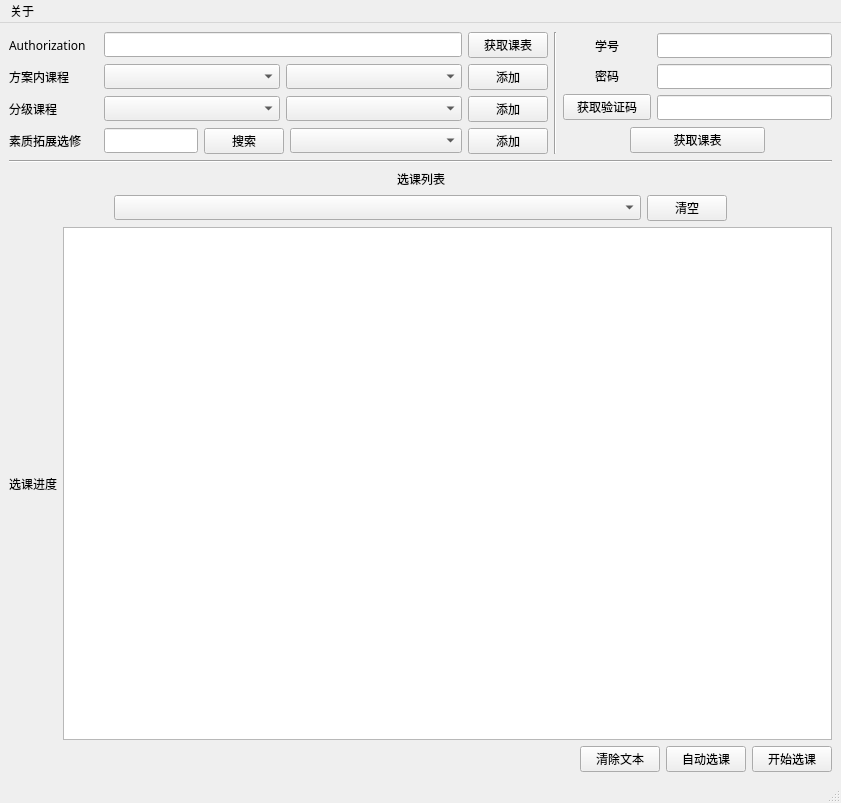
Before: the Qt Designer form main.ui in Alexation/Scramble_Classes, drawn with Qt 5.
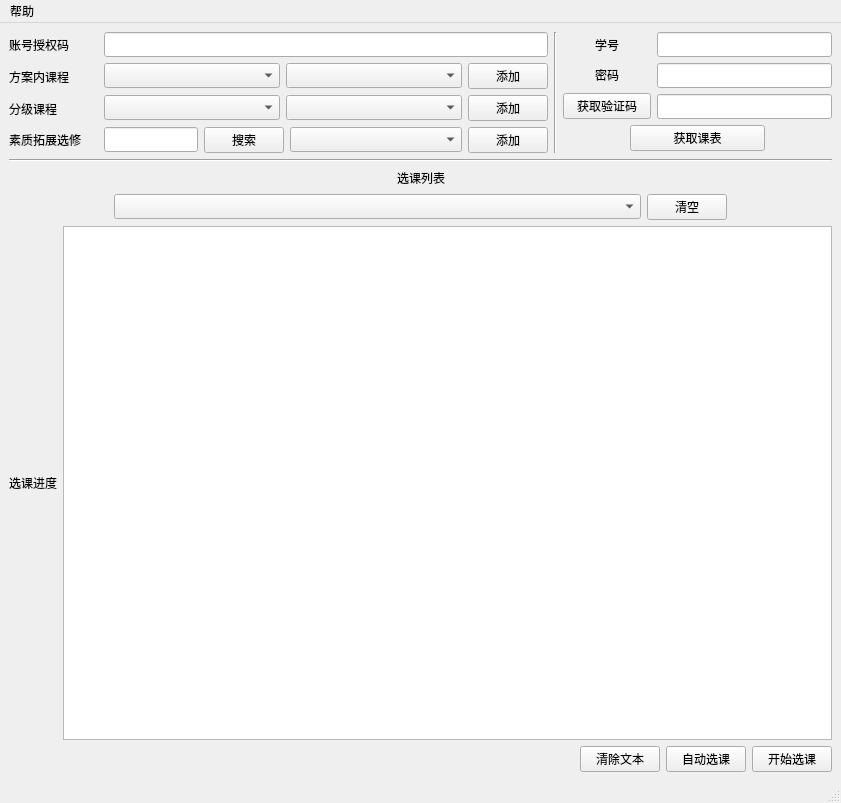
After: the same form once the commit is applied.

What changed in the file:
```diff
--- a/main.ui
+++ b/main.ui
@@ -33,7 +33,7 @@
                  </font>
                 </property>
                 <property name="text">
-                 <string>Authorization</string>
+                 <string>账号授权码</string>
                 </property>
                </widget>
               </item>
@@ -144,7 +144,7 @@
           <item>
            <layout class="QVBoxLayout" name="verticalLayout_2" stretch="0,0,0,0">
             <item>
-             <layout class="QHBoxLayout" name="horizontalLayout_5" stretch="10,1">
+             <layout class="QHBoxLayout" name="horizontalLayout_5" stretch="10">
               <item>
                <widget class="QLineEdit" name="lineEdit">
                 <property name="font">
@@ -154,18 +154,6 @@
                 </property>
                </widget>
               </item>
-              <item>
-               <widget class="QPushButton" name="pushButton_6">
-                <property name="font">
-                 <font>
-                  <family>黑体</family>
-                 </font>
-                </property>
-                <property name="text">
-                 <string>获取课表</string>
-                </property>
-               </widget>
-              </item>
              </layout>
             </item>
             <item>
@@ -689,7 +677,7 @@
      </font>
     </property>
     <property name="title">
-     <string>关于</string>
+     <string>帮助</string>
     </property>
     <addaction name="actionins"/>
    </widget>
```
Left out of the diff: 13 changed lines with no effect on the pictures.
